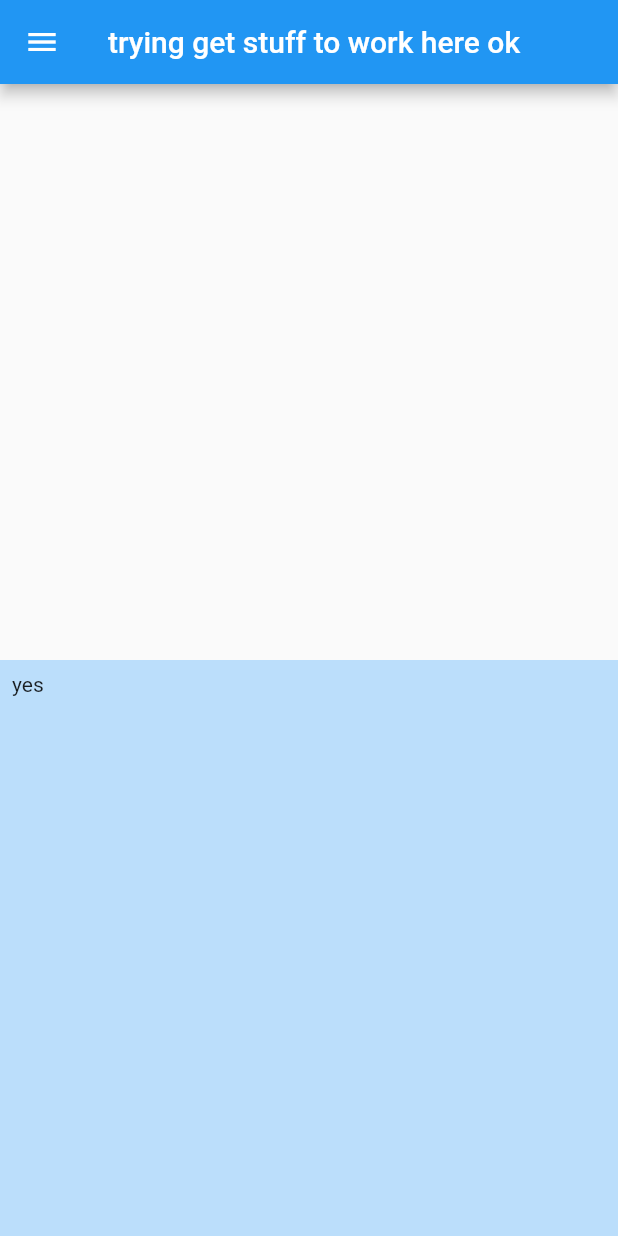
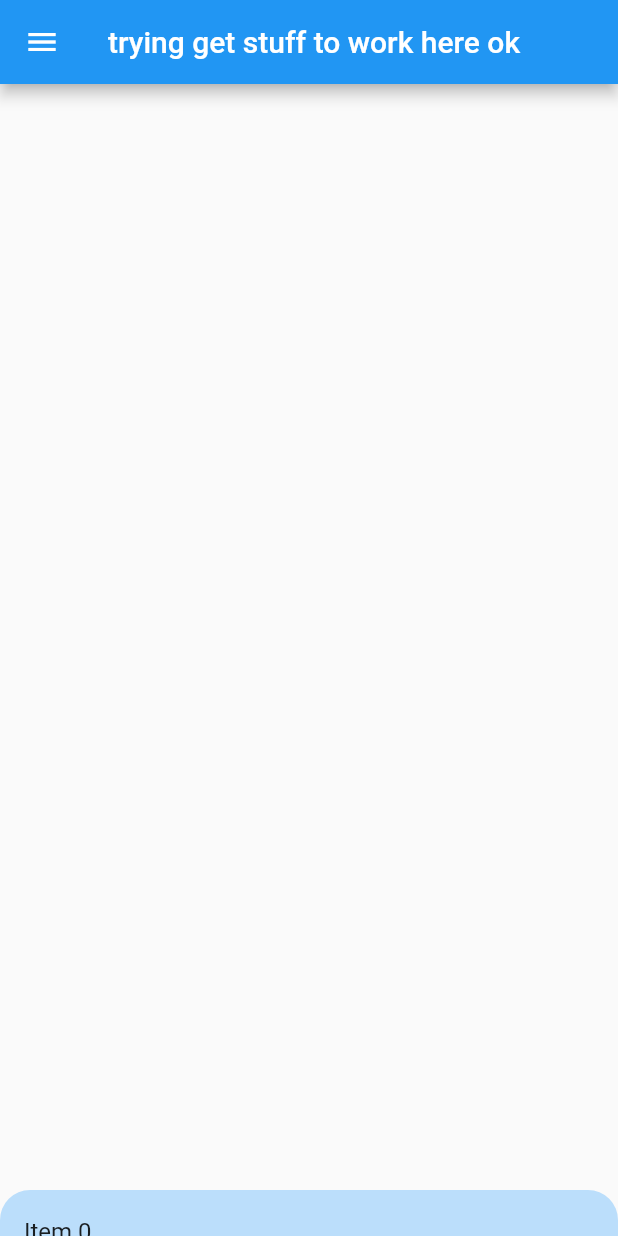
Before and after one commit to TrChik/parkingapp, a Flutter app: the screen it shows after launch, on a phone screen of 412 x 824 dp. Run offline on Flutter 3.47's test engine with Material 2 defaults, Android fonts, the phone set to English and light mode, and no system bars.

Commit message:
scrollableSheetUpdate
main body for scrollablesheet should be fine, now just edit the children

```diff
--- a/lib/main.dart
+++ b/lib/main.dart
@@ -33,14 +33,32 @@ class MyHomePage extends StatelessWidget {
       ),
       body: SizedBox.expand(
         child: DraggableScrollableSheet(
+          initialChildSize: 0.04,
+          minChildSize: 0.04,
           builder: (BuildContext context, ScrollController scrollController) {
-            return Container(
-              color: Colors.blue[100],
-              padding: EdgeInsets.all(8.0),
-              child: Text(
-                'yes',
-              ),
+            return ClipRRect(
+              borderRadius: BorderRadius.only(topLeft: Radius.circular(20.0), topRight: Radius.circular(20.0)),
+              child: Container(
+                color: Colors.blue[100],
+                child: ListView.builder(
+                  controller: scrollController,
+                  itemCount: 25,
+                  itemBuilder: (BuildContext context, int index) {
+                    return ListTile(title: Text('Item $index'));
+                  },
+                )
+              )
             );
+            // return Container(
+            //   color: Colors.blue[100],
+            //   child: ListView.builder(
+            //     controller: scrollController,
+            //     itemCount: 25,
+            //     itemBuilder: (BuildContext context, int index) {
+            //       return ListTile(title: Text('Item $index'));
+            //     },
+            //   ),
+            // );
           },
         ),
       ),
```
